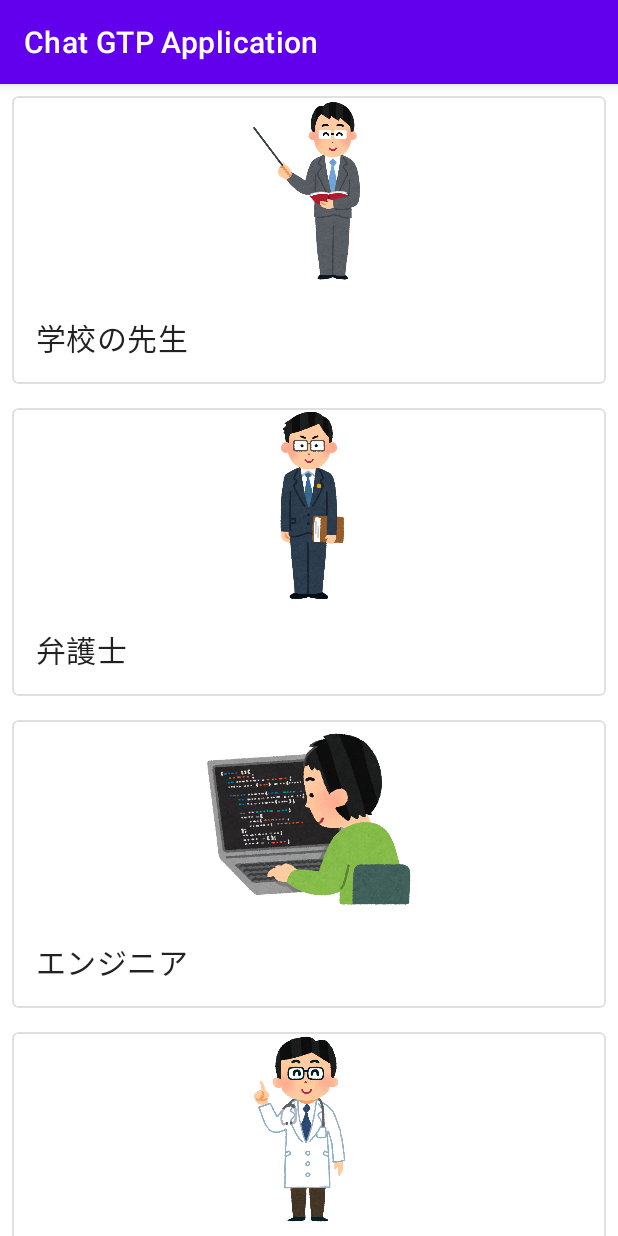
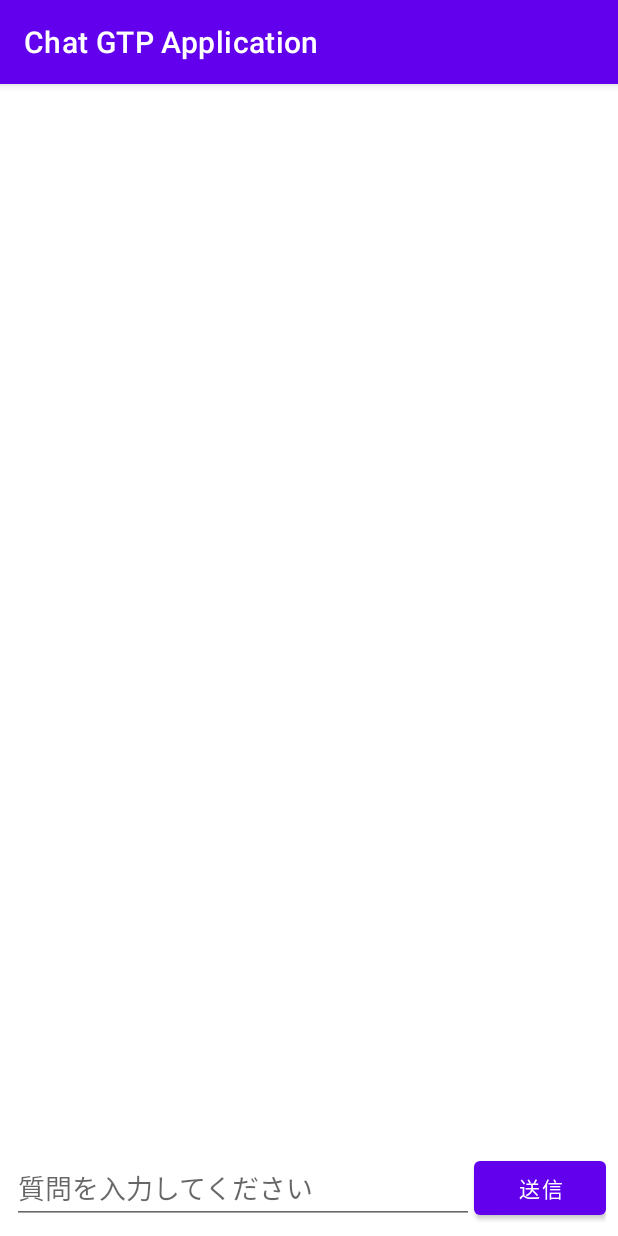
Before and after one commit to YamazakiYusuke/ChatGPTApplication, an Android app: the fragment SelectExpertFragment placed in its activity, after a tap on "学校の先生", on a phone screen of 412 x 824 dp. Run offline under Robolectric (Android 15) with nearby library versions, the phone set to English and light mode, and no system bars; our stand-ins replace data binding.

Commit message:
チャット機能の実装

```diff
--- /dev/null
+++ b/app/src/main/java/com/example/chatgptapplication/fragment/ChatFragment.kt
@@ -0,0 +1,68 @@
+package com.example.chatgptapplication.fragment
+
+import android.os.Bundle
+import android.view.LayoutInflater
+import android.view.View
+import android.view.ViewGroup
+import androidx.fragment.app.Fragment
+import androidx.lifecycle.lifecycleScope
+import com.example.chatgptapplication.R
+import com.example.chatgptapplication.adapters.ChatMessageAdapter
+import com.example.chatgptapplication.databinding.FragmentChatBinding
+import com.example.chatgptapplication.model.ChatMessage
+import com.example.chatgptapplication.repositories.ChatGDPRepository
+import com.example.chatgptapplication.repositories.SharedPreferencesRepository
+import com.example.chatgptapplication.viewmodels.ChatViewModel
+import kotlinx.coroutines.Dispatchers
+import kotlinx.coroutines.launch
+import kotlinx.coroutines.withContext
+
+class ChatFragment : Fragment() {
+
+    private lateinit var binding: FragmentChatBinding
+    private var viewModel = ChatViewModel(ChatGDPRepository(), SharedPreferencesRepository())
+
+    private lateinit var adapter: ChatMessageAdapter
+    private val messageData = mutableListOf<ChatMessage>()
+
+    override fun onCreateView(
+        inflater: LayoutInflater, container: ViewGroup?,
+        savedInstanceState: Bundle?
+    ): View {
+        binding = FragmentChatBinding.inflate(inflater, container, false)
+        adapter = ChatMessageAdapter(requireContext(), messageData)
+        binding.messageList.adapter = adapter
+
+        binding.sendButton.setOnClickListener {
+            val message = binding.messageInput.text.toString().trim()
+            if (message.isNotEmpty()) {
+                messageData.add(ChatMessage(message, true))
+                adapter.notifyDataSetChanged()
+                setChatGPTResponse(message)
+                binding.messageInput.setText(R.string.empty)
+            }
+        }
+        return binding.root
+    }
+
+    private fun setChatGPTResponse(prompt: String) {
+        val apiKey = viewModel.getApiKey(requireContext())
+        lifecycleScope.launch(Dispatchers.IO) {
+            val response = viewModel.generateText(prompt = prompt, apiKey = apiKey)
+            withContext(Dispatchers.Main) {
+                if (response.isNullOrBlank()) {
+                    messageData.add(ChatMessage("エラー", false))
+                    adapter.notifyDataSetChanged()
+                } else {
+                    messageData.add(ChatMessage(response, false))
+                    adapter.notifyDataSetChanged()
+                }
+            }
+        }
+    }
+
+    companion object {
+        const val EXPERT_IMAGE_ID_KEY = "EXPERT_IMAGE_ID_KEY"
+        const val EXPERT_NAME_ID_KEY = "EXPERT_NAME_ID_KEY"
+    }
+}
--- a/app/src/main/java/com/example/chatgptapplication/fragment/SelectExpertFragment.kt
+++ b/app/src/main/java/com/example/chatgptapplication/fragment/SelectExpertFragment.kt
@@ -6,6 +6,7 @@ import android.view.LayoutInflater
 import android.view.View
 import android.view.ViewGroup
 import androidx.recyclerview.widget.LinearLayoutManager
+import com.example.chatgptapplication.R
 import com.example.chatgptapplication.adapters.ExpertAdapter
 import com.example.chatgptapplication.databinding.FragmentSelectExpertBinding
 import com.example.chatgptapplication.enums.Expert
@@ -32,9 +33,20 @@ class SelectExpertFragment : Fragment() {
         val adapter = ExpertAdapter(requireContext())
         adapter.itemClickListener = object : ExpertAdapter.OnItemClickListener{
             override fun onItemClick(expert: Expert) {
-
+                changeFragment(expert)
             }
         }
         recyclerView.adapter = adapter
     }
+
+    private fun changeFragment(expert: Expert) {
+        val fragment = ChatFragment()
+        val args = Bundle().apply {
+            putInt(ChatFragment.EXPERT_IMAGE_ID_KEY, expert.imageId)
+            putInt(ChatFragment.EXPERT_NAME_ID_KEY, expert.titleId)
+        }
+        fragment.arguments = args
+        parentFragmentManager.beginTransaction()
+            .replace(R.id.frameLayout, fragment).commit()
+    }
 }
--- /dev/null
+++ b/app/src/main/java/com/example/chatgptapplication/model/ChatMessage.kt
@@ -0,0 +1,3 @@
+package com.example.chatgptapplication.model
+
+data class ChatMessage(val message: String, val isMine: Boolean)
--- /dev/null
+++ b/app/src/main/java/com/example/chatgptapplication/viewmodels/ChatViewModel.kt
@@ -0,0 +1,29 @@
+package com.example.chatgptapplication.viewmodels
+
+import android.content.Context
+import android.content.SharedPreferences
+import android.util.Log
+import androidx.lifecycle.ViewModel
+import com.example.chatgptapplication.repositories.ChatGDPRepository
+import com.example.chatgptapplication.repositories.SharedPreferencesRepository
+
+class ChatViewModel(
+    private val chatGDPRepository: ChatGDPRepository,
+    private val sharedPreferencesRepository: SharedPreferencesRepository
+) : ViewModel() {
+
+    /**
+     * Api keyをSharedPreferencesから取得
+     * @return ApiKey 存在しない場合は空の文字列
+     */
+    fun getApiKey(context: Context): String {
+        return sharedPreferencesRepository.getApiKey(context)
+    }
+
+    /**
+     * ChatGPTにテキスト生成をリクエスト
+     */
+    fun generateText(prompt: String, apiKey: String): String? {
+        return chatGDPRepository.generateText(prompt, apiKey)
+    }
+}
--- /dev/null
+++ b/app/src/main/res/drawable/ic_baseline_send_24.xml
@@ -0,0 +1,5 @@
+<vector android:autoMirrored="true" android:height="24dp"
+    android:tint="#9D9D9D" android:viewportHeight="24"
+    android:viewportWidth="24" android:width="24dp" xmlns:android="http://schemas.android.com/apk/res/android">
+    <path android:fillColor="@android:color/white" android:pathData="M2.01,21L23,12 2.01,3 2,10l15,2 -15,2z"/>
+</vector>
--- /dev/null
+++ b/app/src/main/res/drawable/message_background.xml
@@ -0,0 +1,6 @@
+<?xml version="1.0" encoding="utf-8"?>
+<shape xmlns:android="http://schemas.android.com/apk/res/android"
+    android:shape="rectangle">
+    <solid android:color="#1E8449" />
+    <corners android:radius="8dp" />
+</shape>
--- /dev/null
+++ b/app/src/main/res/layout/fragment_chat.xml
@@ -0,0 +1,49 @@
+<?xml version="1.0" encoding="utf-8"?>
+<layout xmlns:android="http://schemas.android.com/apk/res/android">
+
+    <data>
+
+    </data>
+
+    <LinearLayout
+        android:layout_width="match_parent"
+        android:layout_height="match_parent"
+        android:orientation="vertical">
+
+        <!-- メッセージリストを表示するListView -->
+        <ListView
+            android:id="@+id/message_list"
+            android:layout_width="match_parent"
+            android:layout_height="0dp"
+            android:layout_weight="1"
+            android:divider="@null"
+            android:dividerHeight="0dp"
+            android:stackFromBottom="true"
+            android:transcriptMode="alwaysScroll" />
+
+        <!-- メッセージの入力欄と送信ボタンを表示するLayout -->
+        <RelativeLayout
+            android:layout_width="match_parent"
+            android:layout_height="wrap_content"
+            android:padding="8dp">
+
+            <EditText
+                android:id="@+id/message_input"
+                android:layout_width="match_parent"
+                android:layout_height="wrap_content"
+                android:layout_alignParentStart="true"
+                android:layout_toStartOf="@+id/send_button"
+                android:hint="@string/chat_message_hint"
+                android:inputType="text" />
+
+            <Button
+                android:id="@+id/send_button"
+                android:layout_width="wrap_content"
+                android:layout_height="wrap_content"
+                android:layout_alignParentEnd="true"
+                android:text="@string/send" />
+
+        </RelativeLayout>
+
+    </LinearLayout>
+</layout>
--- a/app/src/main/res/values/strings.xml
+++ b/app/src/main/res/values/strings.xml
@@ -1,5 +1,6 @@
 <resources>
     <string name="app_name">Chat GTP Application</string>
+    <string name="empty" />
     <string name="set_api_key">APIキーをセットしてください。</string>
     <string name="api_key_hint">APIキー取得方法について</string>
     <string name="check_and_set_api_key_hint">チェック＆セット</string>
@@ -13,4 +14,6 @@
     <string name="english_teacher">英語の先生</string>
     <string name="dietitian">栄養士</string>
     <string name="farmer">農家</string>
+    <string name="send">送信</string>
+    <string name="chat_message_hint">質問を入力してください</string>
 </resources>
```
Also changed, not shown: app/src/main/java/com/example/chatgptapplication/adapters/ChatMessageAdapter.kt (added, +38 -0 lines), app/src/main/java/com/example/chatgptapplication/repositories/ChatGDPRepository.kt (+9 -7 lines), app/src/main/res/layout/chat_message_item.xml (added, +44 -0 lines).
